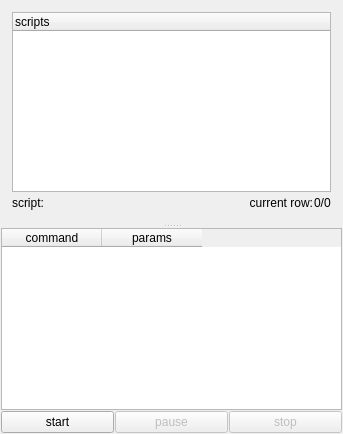
Above: SaSH/form/scriptform.ui from bestkakkoii/SaSH before the change. Below: the same form after it.
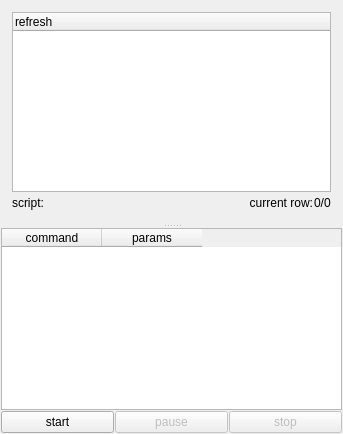
That is the form after the change.

Diff of the .ui file:
```diff
--- a/SaSH/form/scriptform.ui
+++ b/SaSH/form/scriptform.ui
@@ -51,7 +51,7 @@
            </property>
            <column>
             <property name="text">
-             <string>scripts</string>
+             <string>refresh</string>
             </property>
            </column>
           </widget>
```
